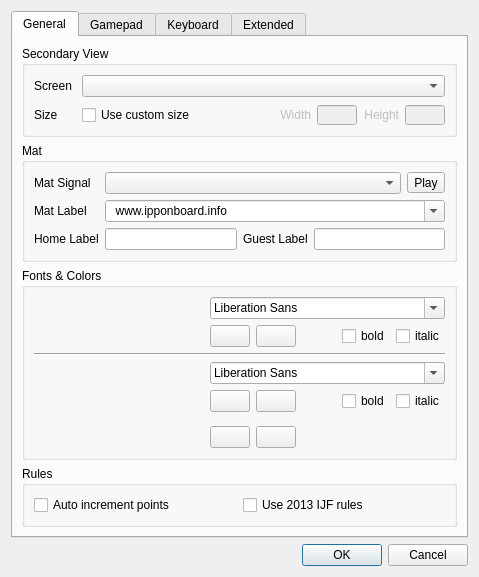
Above: base/SettingsDlg.ui from fmuecke/Ipponboard before the change. Below: the same form after it.
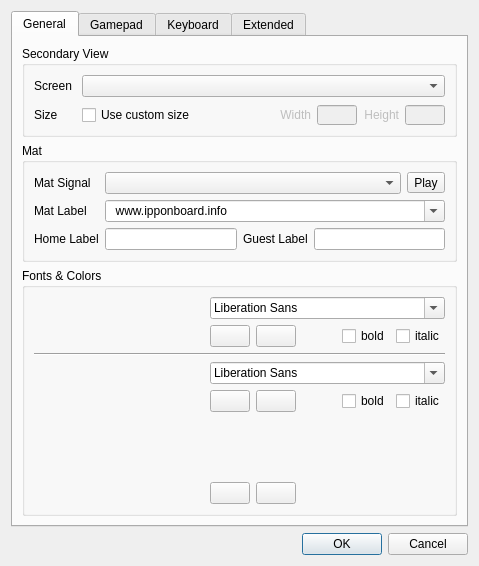
That is the form after the change. Icons and pictures are not drawn. Custom widgets are drawn as their Qt base class.

Commit message: removed duplicate settings for rules from settings dialog (option still available via main menu)

Patch:
```diff
--- a/base/SettingsDlg.ui
+++ b/base/SettingsDlg.ui
@@ -722,38 +722,6 @@
          </layout>
         </widget>
        </item>
-       <item>
-        <widget class="QGroupBox" name="groupBox_rules">
-         <property name="title">
-          <string>Rules</string>
-         </property>
-         <layout class="QHBoxLayout" name="horizontalLayout_4" stretch="1,1">
-          <item>
-           <widget class="QCheckBox" name="checkBox_increment_points">
-            <property name="toolTip">
-             <string>Automatically add points for osaekomi and penalties</string>
-            </property>
-            <property name="text">
-             <string>Auto increment points</string>
-            </property>
-           </widget>
-          </item>
-          <item>
-           <widget class="QCheckBox" name="checkBox_rules_2013">
-            <property name="enabled">
-             <bool>true</bool>
-            </property>
-            <property name="toolTip">
-             <string>Use the new IJF rules of 2013</string>
-            </property>
-            <property name="text">
-             <string>Use 2013 IJF rules</string>
-            </property>
-           </widget>
-          </item>
-         </layout>
-        </widget>
-       </item>
       </layout>
      </widget>
      <widget class="QWidget" name="tab_gamepad">
```
Left out of the diff: 1 changed line with no effect on the pictures. The commit also changes 3 other files.
